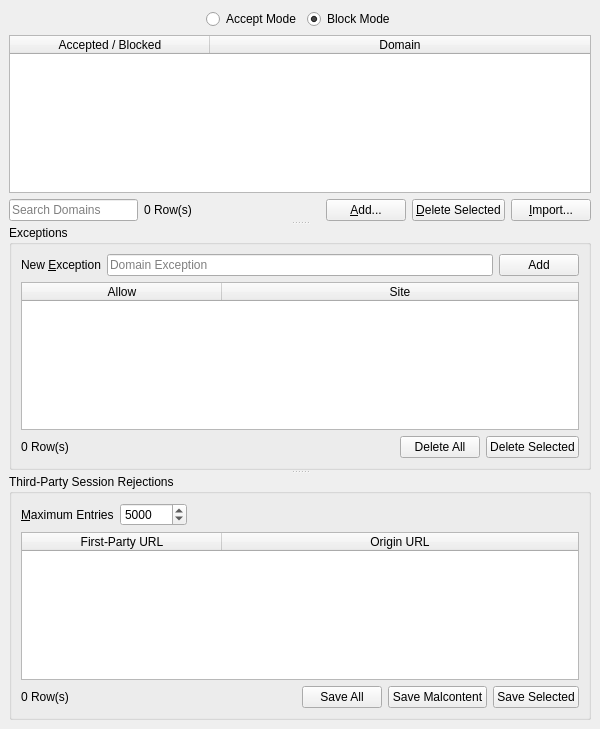
textbrowser/dooble, file UI/dooble_accepted_or_blocked_domains.ui: the form before one commit.
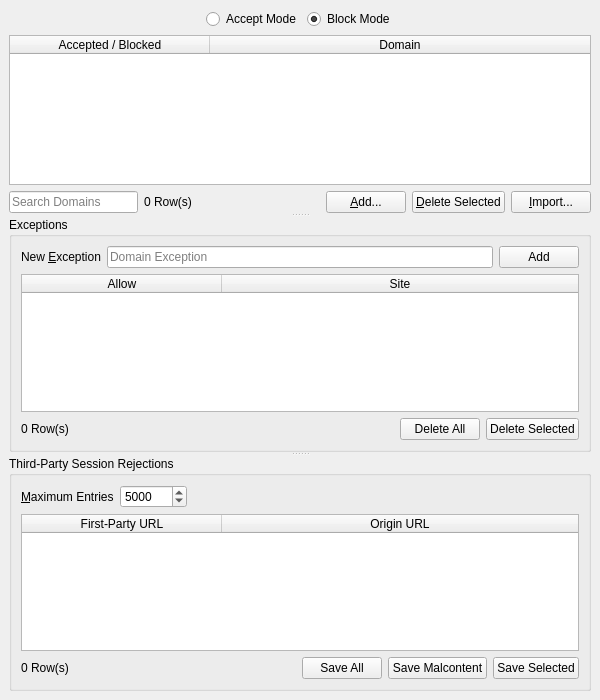
The form after the commit. Icons and pictures are not drawn. Custom widgets are drawn as their Qt base class.

What changed in the file:
```diff
--- a/UI/dooble_accepted_or_blocked_domains.ui
+++ b/UI/dooble_accepted_or_blocked_domains.ui
@@ -7,7 +7,7 @@
     <x>0</x>
     <y>0</y>
     <width>600</width>
-    <height>729</height>
+    <height>700</height>
    </rect>
   </property>
   <property name="windowTitle">
@@ -77,7 +77,7 @@
       <property name="orientation">
        <enum>Qt::Vertical</enum>
       </property>
-      <widget class="QWidget" name="">
+      <widget class="QWidget" name="layoutWidget">
        <layout class="QVBoxLayout" name="verticalLayout">
         <item>
          <widget class="QTableWidget" name="table">
```
